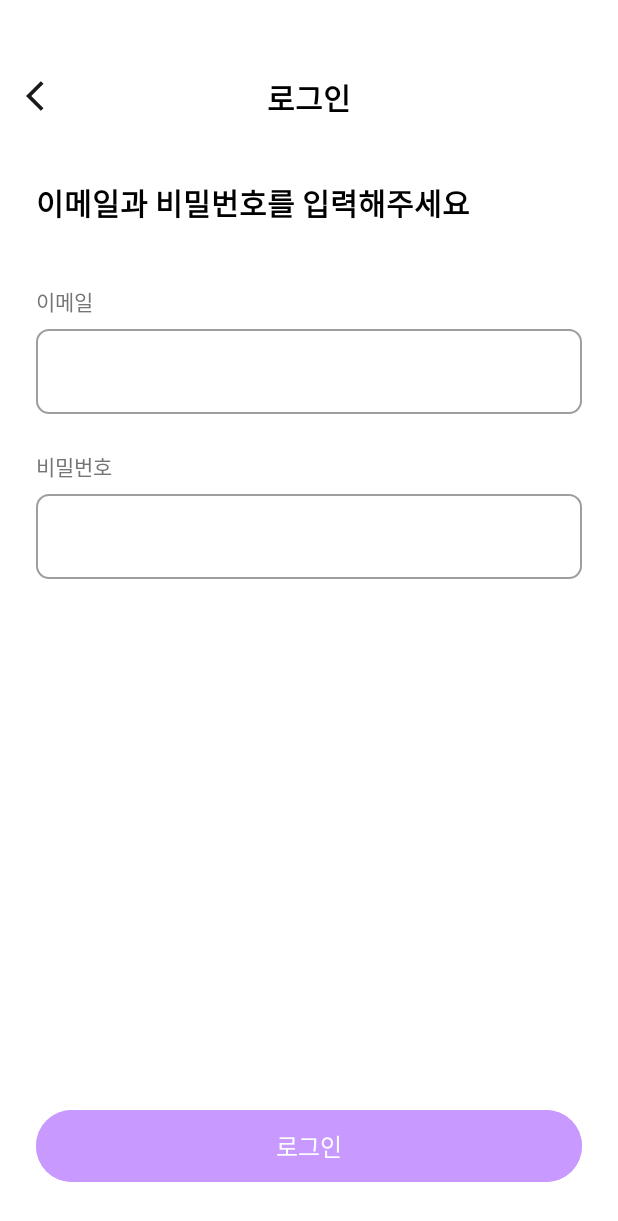
After one commit to O-GAMJA/Tokkit_Frontend, an Android app: the LoginEmailActivity screen opened directly, with no data from a screen before it, on a phone screen of 412 x 824 dp. The commit adds this screen. Shown: the top 1221 px of the screen. Run offline under Robolectric (Android 15) with nearby library versions, the phone set to English and light mode, and no system bars.

Commit message:
:sparkles: [#11]이메일로그인 UI추가

```diff
--- a/app/src/main/AndroidManifest.xml
+++ b/app/src/main/AndroidManifest.xml
@@ -44,6 +44,13 @@
             </intent-filter>
         </activity>
 
+        <activity
+            android:name=".LoginEmailActivity"
+            android:exported="false">
+        </activity>
+
+
+
     </application>
 
 </manifest>
--- a/app/src/main/java/com/example/tokkit/LoginActivity.kt
+++ b/app/src/main/java/com/example/tokkit/LoginActivity.kt
@@ -30,7 +30,7 @@ class LoginActivity : AppCompatActivity() {
         // 다른 방법으로 로그인 버튼
         binding.btnOtherLogin.setOnClickListener {
             // 이메일/비밀번호 로그인 화면으로 이동
-            //startActivity(Intent(this, LoginEmailActivity::class.java))
+            startActivity(Intent(this, LoginEmailActivity::class.java))
         }
 
         // 회원가입 텍스트
--- /dev/null
+++ b/app/src/main/java/com/example/tokkit/LoginEmailActivity.kt
@@ -0,0 +1,48 @@
+package com.example.tokkit
+
+import android.content.Intent
+import android.os.Bundle
+import android.widget.Toast
+import androidx.appcompat.app.AppCompatActivity
+import com.example.tokkit.databinding.ActivityLoginEmailBinding
+
+class LoginEmailActivity : AppCompatActivity() {
+
+    private lateinit var binding: ActivityLoginEmailBinding
+
+    override fun onCreate(savedInstanceState: Bundle?) {
+        super.onCreate(savedInstanceState)
+        binding = ActivityLoginEmailBinding.inflate(layoutInflater)
+        setContentView(binding.root)
+
+        setupUI()
+    }
+
+    private fun setupUI() {
+        // 뒤로가기 버튼
+        binding.btnBack.setOnClickListener {
+            finish()
+        }
+
+        // 로그인 버튼
+        binding.btnLogin.setOnClickListener {
+            val email = binding.etEmail.text.toString().trim()
+            val password = binding.etPassword.text.toString().trim()
+
+            // 입력 검증 일단 토스트메세지
+//            if (email.isEmpty()) {
+//                Toast.makeText(this, "이메일을 입력해주세요", Toast.LENGTH_SHORT).show()
+//                return@setOnClickListener
+//            }
+//
+//            if (password.isEmpty()) {
+//                Toast.makeText(this, "비밀번호를 입력해주세요", Toast.LENGTH_SHORT).show()
+//                return@setOnClickListener
+//            }
+
+            // 로그인 처리 일단 메인 화면으로
+            startActivity(Intent(this, MainActivity::class.java))
+            finish()
+        }
+    }
+}
--- /dev/null
+++ b/app/src/main/res/drawable/ic_back.xml
@@ -0,0 +1,5 @@
+<vector xmlns:android="http://schemas.android.com/apk/res/android" android:alpha="0.9" android:autoMirrored="true" android:height="24dp" android:tint="#000000" android:viewportHeight="24" android:viewportWidth="24" android:width="24dp">
+
+    <path android:fillColor="@android:color/white" android:pathData="M11.67,3.87L9.9,2.1 0,12l9.9,9.9 1.77,-1.77L3.54,12z"/>
+
+</vector>
--- /dev/null
+++ b/app/src/main/res/drawable/rounded_edit_text.xml
@@ -0,0 +1,8 @@
+<?xml version="1.0" encoding="utf-8"?>
+<shape xmlns:android="http://schemas.android.com/apk/res/android">
+    <solid android:color="@color/white" />
+    <corners android:radius="8dp" />
+    <stroke
+        android:width="1dp"
+        android:color="@color/gray400" />
+</shape>
--- /dev/null
+++ b/app/src/main/res/layout/activity_login_email.xml
@@ -0,0 +1,129 @@
+<?xml version="1.0" encoding="utf-8"?>
+<androidx.constraintlayout.widget.ConstraintLayout xmlns:android="http://schemas.android.com/apk/res/android"
+    xmlns:app="http://schemas.android.com/apk/res-auto"
+    xmlns:tools="http://schemas.android.com/tools"
+    android:layout_width="match_parent"
+    android:layout_height="match_parent"
+    android:background="@color/white"
+    tools:context=".LoginEmailActivity">
+
+    <!-- 상단 로그인 텍스트 -->
+    <TextView
+        android:id="@+id/tvLoginTitle"
+        android:layout_width="wrap_content"
+        android:layout_height="wrap_content"
+        android:layout_marginTop="50dp"
+        android:text="로그인"
+        android:textColor="@color/black"
+        android:textSize="20sp"
+        android:textStyle="bold"
+        app:layout_constraintEnd_toEndOf="parent"
+        app:layout_constraintStart_toStartOf="parent"
+        app:layout_constraintTop_toTopOf="parent" />
+
+    <!-- 뒤로가기 버튼 -->
+    <ImageButton
+        android:id="@+id/btnBack"
+        android:layout_width="28dp"
+        android:layout_height="28dp"
+        android:layout_marginStart="15dp"
+        android:layout_marginTop="50dp"
+        android:background="?attr/selectableItemBackgroundBorderless"
+        android:contentDescription="뒤로가기"
+        android:src="@drawable/ic_back"
+        app:layout_constraintStart_toStartOf="parent"
+        app:layout_constraintTop_toTopOf="parent" />
+
+    <!-- 이메일과 비밀번호 입력해주세요 텍스트 -->
+    <TextView
+        android:id="@+id/tvTitle"
+        android:layout_width="0dp"
+        android:layout_height="wrap_content"
+        android:layout_marginStart="24dp"
+        android:layout_marginTop="40dp"
+        android:layout_marginEnd="24dp"
+        android:text="이메일과 비밀번호를 입력해주세요"
+        android:textColor="@color/black"
+        android:textSize="20sp"
+        android:textStyle="bold"
+        app:layout_constraintEnd_toEndOf="parent"
+        app:layout_constraintStart_toStartOf="parent"
+        app:layout_constraintTop_toBottomOf="@+id/tvLoginTitle"/>
+
+    <!-- 이메일 라벨 -->
+    <TextView
+        android:id="@+id/tvEmailLabel"
+        android:layout_width="wrap_content"
+        android:layout_height="wrap_content"
+        android:layout_marginStart="24dp"
+        android:layout_marginTop="40dp"
+        android:text="이메일"
+        android:textColor="@color/dark_gray"
+        android:textSize="14sp"
+        app:layout_constraintStart_toStartOf="parent"
+        app:layout_constraintTop_toBottomOf="@+id/tvTitle" />
+
+    <!-- 이메일 입력 필드 -->
+    <EditText
+        android:id="@+id/etEmail"
+        android:layout_width="0dp"
+        android:layout_height="wrap_content"
+        android:layout_marginStart="24dp"
+        android:layout_marginTop="8dp"
+        android:layout_marginEnd="24dp"
+        android:background="@drawable/rounded_edit_text"
+        android:hint=""
+        android:inputType="textEmailAddress"
+        android:padding="16dp"
+        app:layout_constraintEnd_toEndOf="parent"
+        app:layout_constraintStart_toStartOf="parent"
+        app:layout_constraintTop_toBottomOf="@+id/tvEmailLabel" />
+
+    <!-- 비밀번호 라벨 -->
+    <TextView
+        android:id="@+id/tvPasswordLabel"
+        android:layout_width="wrap_content"
+        android:layout_height="wrap_content"
+        android:layout_marginStart="24dp"
+        android:layout_marginTop="24dp"
+        android:text="비밀번호"
+        android:textColor="@color/dark_gray"
+        android:textSize="14sp"
+        app:layout_constraintStart_toStartOf="parent"
+        app:layout_constraintTop_toBottomOf="@+id/etEmail" />
+
+    <!-- 비밀번호 입력 필드 -->
+    <EditText
+        android:id="@+id/etPassword"
+        android:layout_width="0dp"
+        android:layout_height="wrap_content"
+        android:layout_marginStart="24dp"
+        android:layout_marginTop="8dp"
+        android:layout_marginEnd="24dp"
+        android:background="@drawable/rounded_edit_text"
+        android:hint=""
+        android:inputType="textPassword"
+        android:padding="16dp"
+        app:layout_constraintEnd_toEndOf="parent"
+        app:layout_constraintStart_toStartOf="parent"
+        app:layout_constraintTop_toBottomOf="@+id/tvPasswordLabel" />
+
+    <!-- 로그인 버튼 -->
+    <com.google.android.material.button.MaterialButton
+        android:id="@+id/btnLogin"
+        android:layout_width="0dp"
+        android:layout_height="wrap_content"
+        android:layout_marginStart="24dp"
+        android:layout_marginEnd="24dp"
+        android:layout_marginBottom="32dp"
+        android:backgroundTint="#C89AFF"
+        android:paddingVertical="12dp"
+        android:text="로그인"
+        android:textColor="@color/white"
+        android:textSize="16sp"
+        app:cornerRadius="28dp"
+        app:layout_constraintBottom_toBottomOf="parent"
+        app:layout_constraintEnd_toEndOf="parent"
+        app:layout_constraintStart_toStartOf="parent" />
+
+</androidx.constraintlayout.widget.ConstraintLayout>
--- a/app/src/main/res/values/colors.xml
+++ b/app/src/main/res/values/colors.xml
@@ -4,7 +4,14 @@
     <color name="white">#FFFFFFFF</color>
     <color name="light_gray">#D4D4D4</color>
     <color name="dark_gray">#757575</color>
+<!--    메인 백그라운드 색-->
     <color name="main_backgound">#FBF8FE</color>
+
+<!--    그레이 컬러-->
+    <color name="gray200">#D4D4D4</color>
+    <color name="gray400">#9E9E9E</color>
+
+
     <color name="nav_item_color">#0163DA</color>
     <color name="bottom_nav_selected">#0163DA</color>
     <color name="nav_text_color">#757575</color>
```
Also changed, not shown: app/src/main/res/drawable/ic_backbtn.png (added).
